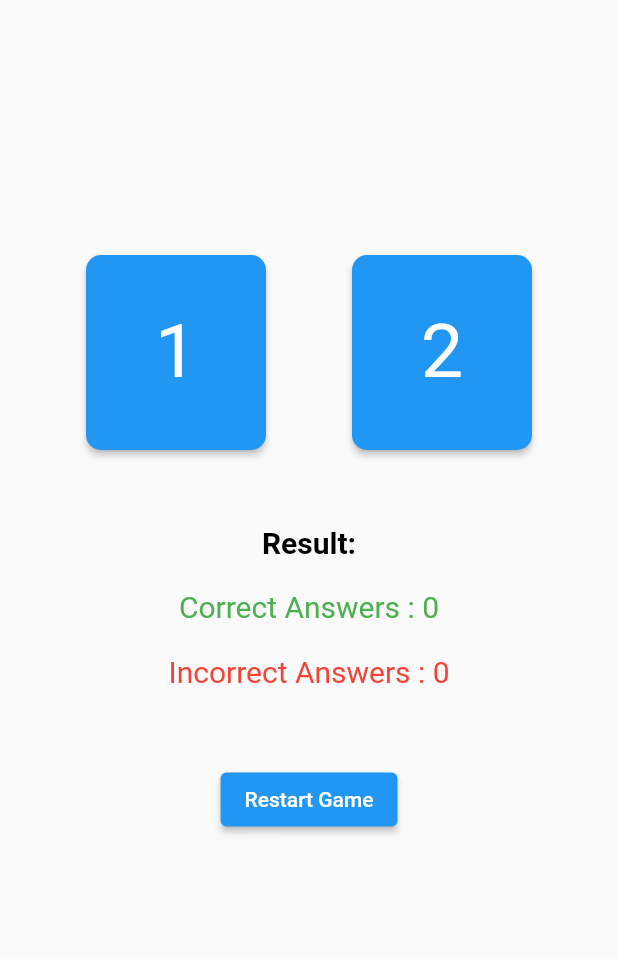
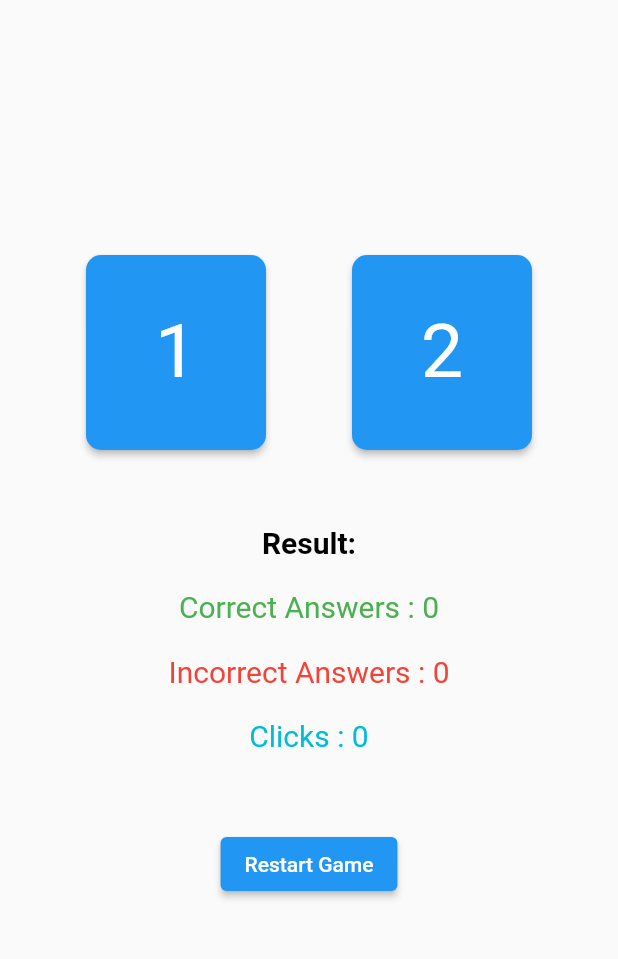
Before and after one commit to RahulShakya7/FlutterBeginner, a Flutter app: the screen it shows after launch, on a phone screen of 412 x 824 dp, the part 84-1043 px from its top. Run offline on Flutter 3.47's test engine with Material 2 defaults, Android fonts, the phone set to English and light mode, and no system bars.

Commit message:
learnt controller and fixed lab4

```diff
--- a/quiz/random_app/lib/view/quiz_view.dart
+++ b/quiz/random_app/lib/view/quiz_view.dart
@@ -29,13 +29,13 @@ class _RandomNumberViewState extends State<RandomNumberView> {
     });
   }
 
-  void checkAnswer({var num1 = 0, var num2 = 0}) {
+  void checkAnswer({var selected = 0, var remaining = 0}) {
     if (++counter > 10) {
       restartGame();
     } else {
-      if (num1 > num2) {
+      if (selected > remaining) {
         correctAnswer++;
-      } else if (num1 < num2) {
+      } else if (selected < remaining) {
         wrongAnswer++;
       }
       generateNumber();
@@ -68,7 +68,7 @@ class _RandomNumberViewState extends State<RandomNumberView> {
                   const SizedBox(height: 170),
                   ElevatedButton(
                     onPressed: () {
-                      checkAnswer(num1: num1, num2: num2);
+                      checkAnswer(selected: num1, remaining: num2);
                     },
                     style: ElevatedButton.styleFrom(
                       minimumSize: const Size(120, 130),
@@ -92,7 +92,7 @@ class _RandomNumberViewState extends State<RandomNumberView> {
                   const SizedBox(height: 170),
                   ElevatedButton(
                     onPressed: () {
-                      checkAnswer(num1: num1, num2: num2);
+                      checkAnswer(selected: num2, remaining: num1);
                     },
                     style: ElevatedButton.styleFrom(
                       minimumSize: const Size(120, 130),
@@ -159,6 +159,21 @@ class _RandomNumberViewState extends State<RandomNumberView> {
               ),
             ],
           ),
+          const SizedBox(height: 20),
+          Row(
+            mainAxisAlignment: MainAxisAlignment.spaceEvenly,
+            children: [
+              RichText(
+                text: TextSpan(
+                  text: 'Clicks : $counter',
+                  style: const TextStyle(
+                    fontSize: 20,
+                    color: Colors.cyan,
+                  ),
+                ),
+              ),
+            ],
+          ),
           const SizedBox(height: 50),
           Row(
             mainAxisAlignment: MainAxisAlignment.center,
```
Also changed, not shown: quiz/random_app/lib/model/quiz_randomizer.dart (+6 -8 lines).
